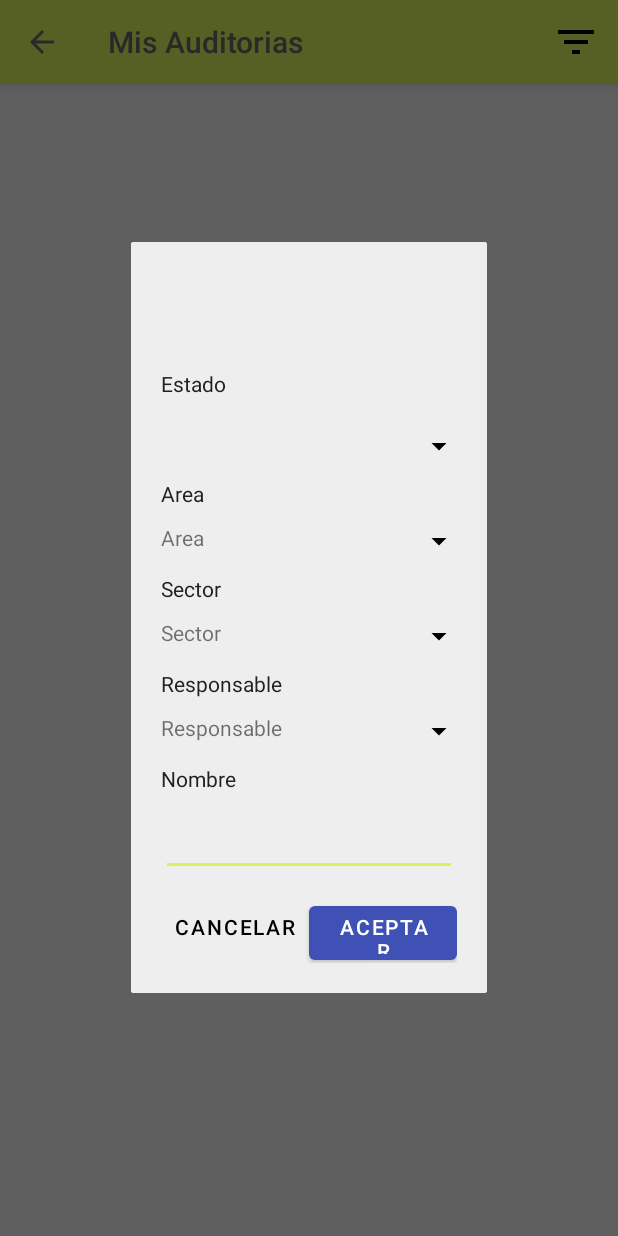
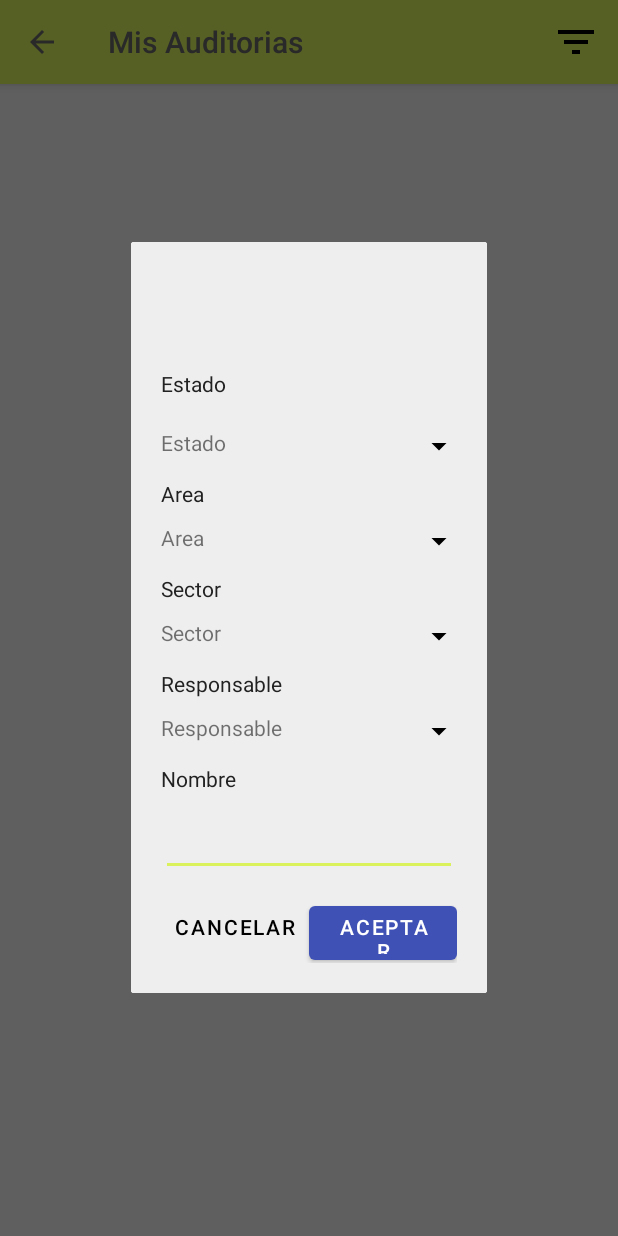
Before and after one commit to irvinjoao19/FiveSYS, an Android app: the fragment FiltroDialogFragment placed in its activity, on a phone screen of 412 x 824 dp. Run offline under Robolectric (Android 15) with nearby library versions, the phone set to English and light mode, and no system bars; our stand-ins replace RxJava; libraries missing offline, so code that uses them is left out: com.jakewharton.retrofit2, io.realm; network calls fail; 5 statements that could not run were skipped.

Commit message:
change irvin

```diff
--- a/app/src/main/res/layout/dialog_filtro.xml
+++ b/app/src/main/res/layout/dialog_filtro.xml
@@ -52,7 +52,8 @@
                         android:id="@+id/textViewEstado"
                         android:layout_width="0dp"
                         android:layout_height="wrap_content"
-                        android:layout_weight="1" />
+                        android:layout_weight="1"
+                        android:text="@string/estado" />
 
                     <ImageView
                         android:layout_width="wrap_content"
```
